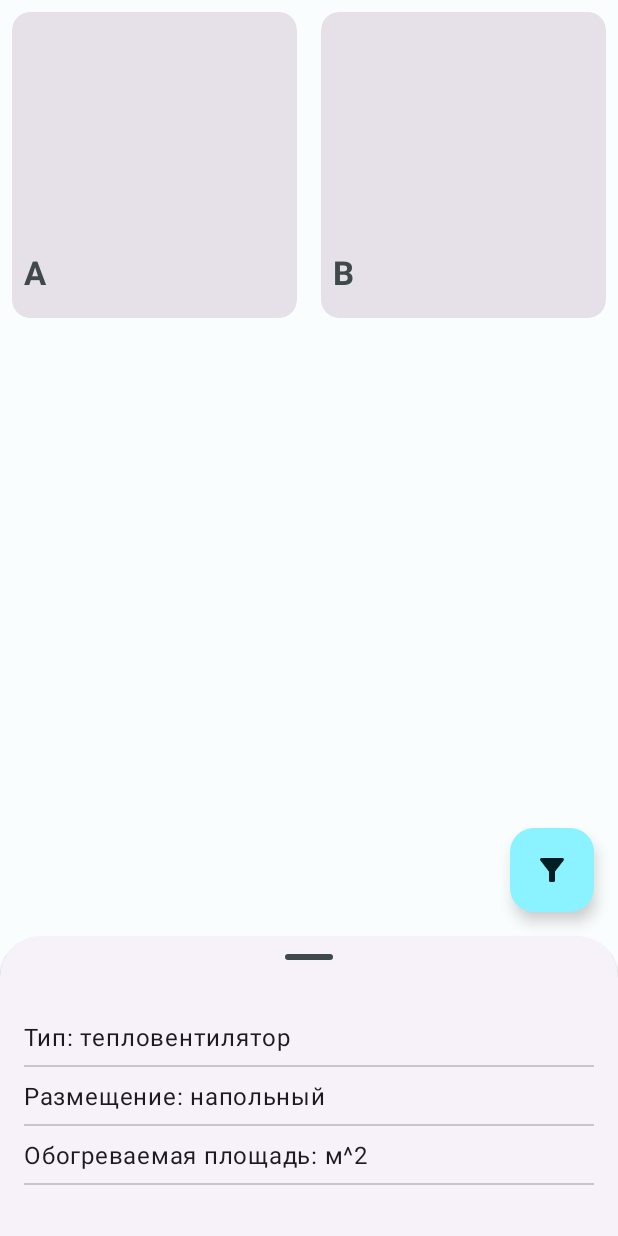
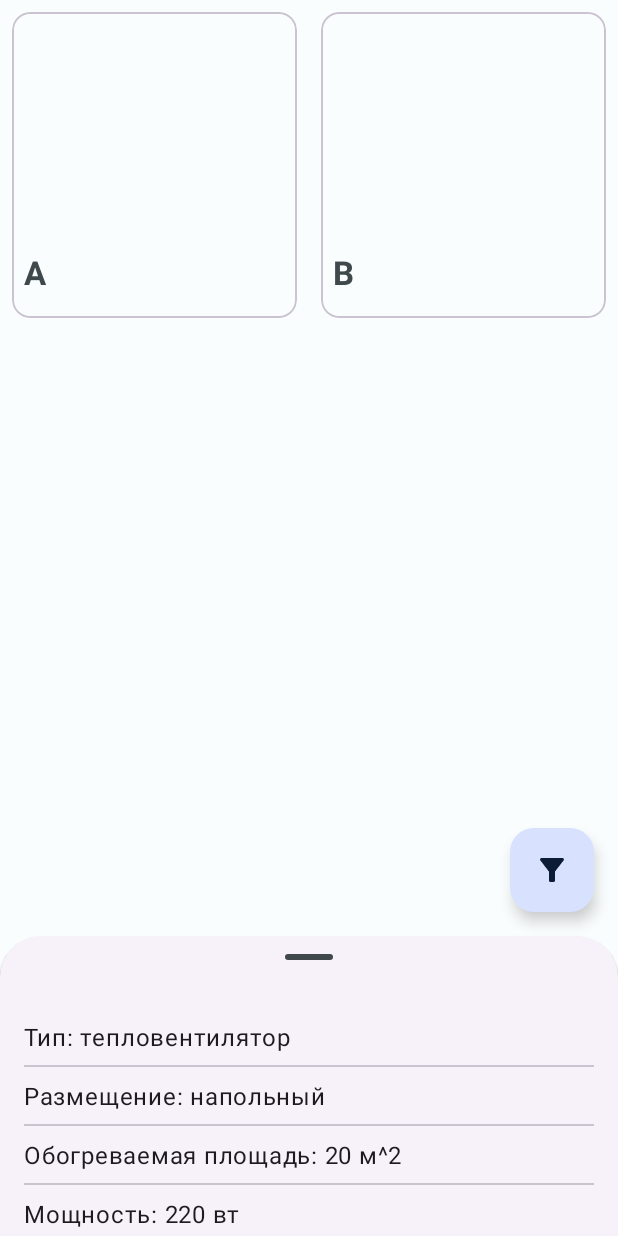
Before and after one commit to cyrusrose/marketplace_app, an Android app: the screen it shows after launch (MainActivity), after a tap on an icon or button, on a phone screen of 412 x 824 dp. Run offline under Robolectric (Android 15) with nearby library versions, the phone set to English and light mode, and no system bars; our stand-ins replace Dagger/Hilt's generated code, Room's generated code, data binding; libraries missing offline, so code that uses them is left out: dev.chrisbanes.insetter; 2 statements that could not run were skipped.

```diff
--- a/app/src/main/java/com/it/access/data/response/ItemResp.kt
+++ b/app/src/main/java/com/it/access/data/response/ItemResp.kt
@@ -26,10 +26,21 @@ data class ItemResp(
     @ColumnInfo(name = "is_heating_protected") val isHeatingProtected: Boolean = false,
     @ColumnInfo(name = "is_rollover_protected") val isRolloverProtected: Boolean = false
 ) {
-    fun toList() =
-        listOf(
-            "Тип: $type",
-            "Размещение: $location",
-            "Обогреваемая площадь: м^2"
-        )
+    fun toList() = listOf(
+        "Тип: $type",
+        "Размещение: $location",
+        "Обогреваемая площадь: $surface м^2",
+        "Мощность: $power вт",
+        "Нагревательный элемент: $element",
+        "Цена: $price руб",
+        "Количество скоростей: $speed",
+        "Цвет: $color",
+        "Длина: $length м",
+        "Ширина: $width м",
+        "Высота: $height м",
+        "Дистанционное управление: ${ if (isRemote) "да" else "нет"}",
+        "Защита от перегрева: ${ if (isHeatingProtected) "да" else "нет"}",
+        "Защита от опрокидывания: ${ if (isRolloverProtected) "да" else "нет"}",
+        "Вес: $weight кг"
+    )
 }
--- a/app/src/main/java/com/it/access/presentation/MyViewModel.kt
+++ b/app/src/main/java/com/it/access/presentation/MyViewModel.kt
@@ -7,6 +7,8 @@ import com.it.access.data.repository.items
 import com.it.access.data.response.ItemResp
 import com.it.access.util.Resource
 import dagger.hilt.android.lifecycle.HiltViewModel
+import kotlinx.coroutines.channels.Channel
+import kotlinx.coroutines.delay
 import kotlinx.coroutines.flow.*
 import kotlinx.coroutines.launch
 import javax.inject.Inject
@@ -20,7 +22,6 @@ class MyViewModel @Inject constructor(private val rep: ItemRepository): ViewMode
         }
     }
 
-
     val stateFlow: StateFlow<Resource<List<ItemResp>>> = rep.getAll().mapLatest {
         Resource.Success(it)
     }.stateIn(
@@ -29,4 +30,23 @@ class MyViewModel @Inject constructor(private val rep: ItemRepository): ViewMode
         initialValue = Resource.Loading()
     )
 
+    private val _sharedFlow = MutableSharedFlow<ScreenEvent>()
+    val sharedFlow = _sharedFlow.asSharedFlow()
+
+    fun showSearchSheet(isVisible: Boolean = true) {
+        viewModelScope.launch {
+            _sharedFlow.emit(ScreenEvent.SearchSheet(isVisible))
+        }
+    }
+
+    fun showDetailsSheet(isVisible: Boolean = true) {
+        viewModelScope.launch {
+            _sharedFlow.emit(ScreenEvent.DetailsSheet(isVisible))
+        }
+    }
+
+    sealed interface ScreenEvent {
+        data class SearchSheet(val isVisible: Boolean): ScreenEvent
+        data class DetailsSheet(val isVisible: Boolean): ScreenEvent
+    }
 }
--- a/app/src/main/java/com/it/access/presentation/view/MainActivity.kt
+++ b/app/src/main/java/com/it/access/presentation/view/MainActivity.kt
@@ -14,11 +14,14 @@ import com.it.access.R
 import com.it.access.data.response.ItemResp
 import com.it.access.databinding.ActivityMainBinding
 import com.it.access.presentation.MyViewModel
+import com.it.access.presentation.MyViewModel.ScreenEvent
 import com.it.access.util.DEBUG
 import com.it.access.util.Resource
 import com.it.access.util.collectLatestLifecycleFlow
+import com.it.access.util.collectLifecycleFlow
 import dagger.hilt.android.AndroidEntryPoint
 import dev.chrisbanes.insetter.applyInsetter
+import kotlinx.coroutines.delay
 
 @AndroidEntryPoint
 class MainActivity : AppCompatActivity() {
@@ -47,13 +50,18 @@ class MainActivity : AppCompatActivity() {
         val behavior = BottomSheetBehavior.from(ui.details.standardBottomSheet)
         behavior.state = BottomSheetBehavior.STATE_HIDDEN
 
-//        behavior.addBottomSheetCallback(object : BottomSheetBehavior.BottomSheetCallback() {
-//            override fun onStateChanged(bottomSheet: View, newState: Int) {
-//
-//            }
-//
-//            override fun onSlide(bottomSheet: View, slideOffset: Float) = Unit
-//        })
+        collectLifecycleFlow(vm.sharedFlow) {
+            when(it) {
+                is ScreenEvent.DetailsSheet -> {
+                    val behavior = BottomSheetBehavior.from(ui.details.standardBottomSheet)
+                    behavior.state = if (it.isVisible)
+                        BottomSheetBehavior.STATE_COLLAPSED
+                        else BottomSheetBehavior.STATE_HIDDEN
+                }
+                is ScreenEvent.SearchSheet -> {}
+            }
+
+        }
     }
 
     private fun setUpAdapter() {
@@ -61,8 +69,7 @@ class MainActivity : AppCompatActivity() {
         adapter.notifyListener = NotifyListener { item ->
             descrAdapter.submitList(item.toList())
 
-            val behavior = BottomSheetBehavior.from(ui.details.standardBottomSheet)
-            behavior.state = BottomSheetBehavior.STATE_COLLAPSED
+            vm.showDetailsSheet(true)
         }
 
         ui.content.rv.adapter = adapter
--- a/app/src/main/res/layout/activity_main.xml
+++ b/app/src/main/res/layout/activity_main.xml
@@ -16,7 +16,7 @@
         android:layout_gravity="end|bottom"
         app:layout_dodgeInsetEdges="bottom"
         android:layout_marginBottom="16dp"
-        style="@style/Widget.Material3.ExtendedFloatingActionButton.Primary"
+        style="@style/Widget.Material3.ExtendedFloatingActionButton.Tertiary"
         android:layout_width="wrap_content"
         android:layout_height="wrap_content"
         android:layout_marginEnd="@dimen/fab_margin"
--- a/app/src/main/res/layout/item.xml
+++ b/app/src/main/res/layout/item.xml
@@ -11,7 +11,7 @@
 
     <com.google.android.material.card.MaterialCardView
         android:layout_margin="8dp"
-        style="@style/Widget.Material3.CardView.Filled"
+        style="@style/Widget.Material3.CardView.Outlined"
         android:layout_width="match_parent"
         app:cardCornerRadius="12dp"
         android:layout_height="220dp">
```
Also changed, not shown: app/src/main/res/menu/menu_main.xml (deleted, +0 -10 lines).
